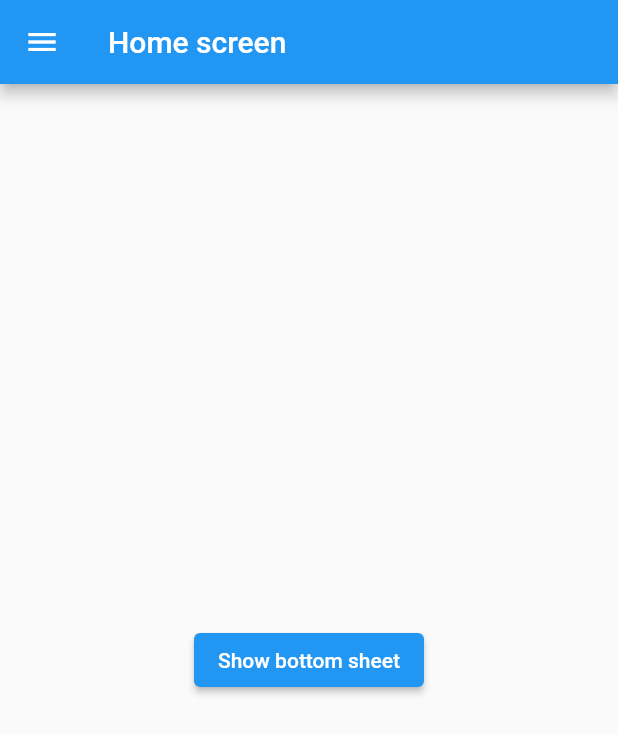
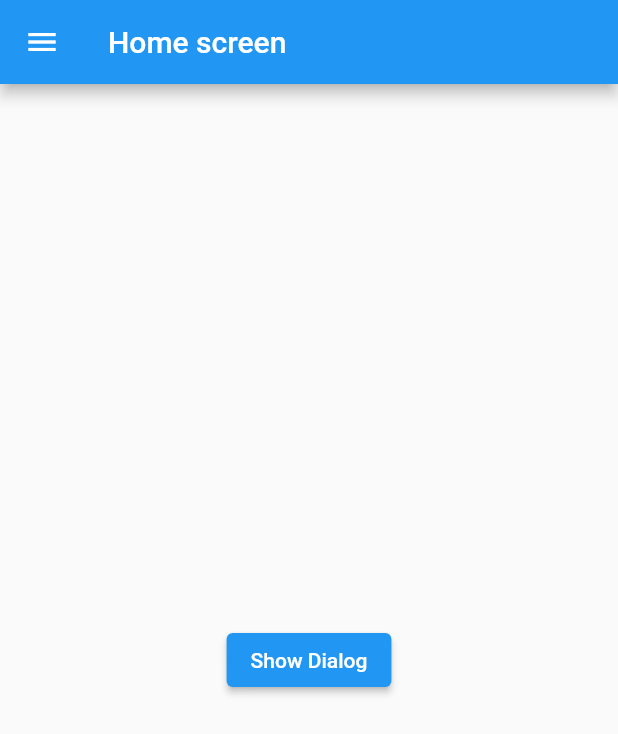
Before and after one commit to mohamedmahmoud95/gdsc_asu_flutter_course_session6_widgets_part4, a Flutter app: the screen it shows after launch, on a phone screen of 412 x 824 dp. Shown: the top 734 px of the screen. Run offline on Flutter 3.47's test engine with Material 2 defaults, Android fonts, the phone set to English and light mode, and no system bars.

Commit message:
added alert dialog examples

```diff
--- a/lib/Screens/home_screen.dart
+++ b/lib/Screens/home_screen.dart
@@ -535,7 +535,7 @@ class _HomeScreenState extends State<HomeScreen> {
 //-----------------------------------------------//
 //Bottom sheet widget with many children
 //RenderFlex error solution
-
+/*
 class HomeScreen extends StatefulWidget {
   const HomeScreen({Key? key}) : super(key: key);
 
@@ -604,15 +604,155 @@ class _HomeScreenState extends State<HomeScreen> {
     );
   }
 }
-
+*/
 //-----------------------------------------------//
 
 
 
 
 
+
+
+
+
+//-----------------------------------------------////-----------------------------------------------//
+//-----------------------------------------/Alert dialog//-----------------------------------------//
+//-----------------------------------------------////-----------------------------------------------//
+
+
+
+
+
+
 //-----------------------------------------------//
-//
+//Alert Dialog widget
+/*
+class HomeScreen extends StatefulWidget {
+  const HomeScreen({Key? key}) : super(key: key);
+
+  @override
+  State<HomeScreen> createState() => _HomeScreenState();
+}
+
+class _HomeScreenState extends State<HomeScreen> {
+  @override
+  Widget build(BuildContext context) {
+    return MaterialApp
+      (
+      debugShowCheckedModeBanner: false,
+      home: SafeArea(
+        child: Scaffold(
+          appBar: AppBar(
+            title: const Text("Home screen"),
+          ),
+          drawer: DrawerWidget(),
+
+          body: Center(
+            child: ElevatedButton(
+              child: const Text("Show dialog"),
+              onPressed: (){
+                showDialog<String>(
+                  barrierDismissible: false,
+                  context: context,
+                  builder: (BuildContext context) => AlertDialog(
+                    title: const Text('AlertDialog Title'),
+                    content: const Text('AlertDialog description'),
+                    actions: <Widget>[
+                      TextButton(
+                        onPressed: () => Navigator.of(context).pop(),
+                        child: const Text('Cancel'),
+                      ),
+                      TextButton(
+                        onPressed: () => Navigator.of(context).pop(),
+                        child: const Text('OK'),
+                      ),
+                    ],
+                  ),
+                  );
+                 }
+            )
+          ),
+        ),
+      ),
+    );
+  }
+}
+*/
+//-----------------------------------------------//
+
+
+
+
+
+
+
+
+
+
+
+//-----------------------------------------------//
+//Now let's move the alert dialog into a separate widget
+//Alert Dialog widget
+
+class HomeScreen extends StatefulWidget {
+  const HomeScreen({Key? key}) : super(key: key);
+
+  @override
+  State<HomeScreen> createState() => _HomeScreenState();
+}
+
+class _HomeScreenState extends State<HomeScreen> {
+  @override
+  Widget build(BuildContext context) {
+    return MaterialApp
+      (
+      debugShowCheckedModeBanner: false,
+      home: SafeArea(
+        child: Scaffold(
+          appBar: AppBar(
+            title: const Text("Home screen"),
+          ),
+          drawer: DrawerWidget(),
+
+          body: const Center(
+            child:  ShowDialogButton(),
+          ),
+        ),
+      ),
+    );
+  }
+}
+
+
+
+//-----------------------------------------------//
+class ShowDialogButton extends StatelessWidget {
+  const ShowDialogButton({Key? key}) : super(key: key);
+
+  @override
+  Widget build(BuildContext context) {
+    return ElevatedButton(
+      onPressed: () => showDialog<String>(
+        context: context,
+        builder: (BuildContext context) => AlertDialog(
+          title: const Text('AlertDialog Title'),
+          content: const Text('AlertDialog description'),
+          actions: <Widget>[
+            TextButton(
+              onPressed: () => Navigator.pop(context, 'Cancel'),
+              child: const Text('Cancel'),
+            ),
+            TextButton(
+              onPressed: () => Navigator.pop(context, 'OK'),
+              child: const Text('OK'),
+            ),
+          ],
+        ),
+      ),
+      child: const Text('Show Dialog'),
+    );
+  }
+}
 
 //-----------------------------------------------//
 
@@ -660,18 +800,3 @@ class _HomeScreenState extends State<HomeScreen> {
 //
 
 //-----------------------------------------------//
-
-
-
-
-
-
-
-
-
-
-
-//-----------------------------------------------//
-//
-
-//-----------------------------------------------//
```
